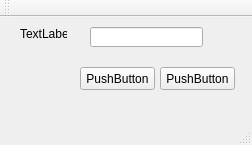
The window that Ealog/mainwindow.ui (janderkkotlarski/Qt_Guing) describes before a commit, drawn with Qt 5.
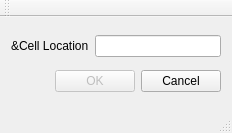
The same window after the commit.

Patch:
```diff
--- a/Ealog/mainwindow.ui
+++ b/Ealog/mainwindow.ui
@@ -6,63 +6,67 @@
    <rect>
     <x>0</x>
     <y>0</y>
-    <width>252</width>
-    <height>145</height>
+    <width>232</width>
+    <height>133</height>
    </rect>
   </property>
   <property name="windowTitle">
    <string>MainWindow</string>
   </property>
   <widget class="QWidget" name="centralWidget">
-   <widget class="QPushButton" name="pushButton">
-    <property name="geometry">
-     <rect>
-      <x>80</x>
-      <y>50</y>
-      <width>75</width>
-      <height>23</height>
-     </rect>
-    </property>
-    <property name="text">
-     <string>PushButton</string>
-    </property>
-   </widget>
-   <widget class="QPushButton" name="pushButton_2">
-    <property name="geometry">
-     <rect>
-      <x>160</x>
-      <y>50</y>
-      <width>75</width>
-      <height>23</height>
-     </rect>
-    </property>
-    <property name="text">
-     <string>PushButton</string>
-    </property>
-   </widget>
-   <widget class="QLabel" name="label">
-    <property name="geometry">
-     <rect>
-      <x>20</x>
-      <y>10</y>
-      <width>47</width>
-      <height>13</height>
-     </rect>
-    </property>
-    <property name="text">
-     <string>TextLabel</string>
-    </property>
-   </widget>
-   <widget class="QLineEdit" name="lineEdit">
-    <property name="geometry">
-     <rect>
-      <x>90</x>
-      <y>10</y>
-      <width>113</width>
-      <height>20</height>
-     </rect>
-    </property>
-   </widget>
+   <layout class="QVBoxLayout" name="verticalLayout_2">
+    <item>
+     <layout class="QHBoxLayout" name="horizontalLayout">
+      <item>
+       <widget class="QLabel" name="label">
+        <property name="text">
+         <string>&amp;Cell Location</string>
+        </property>
+       </widget>
+      </item>
+      <item>
+       <widget class="QLineEdit" name="lineEdit"/>
+      </item>
+     </layout>
+    </item>
+    <item>
+     <layout class="QHBoxLayout" name="horizontalLayout_2">
+      <item>
+       <spacer name="horizontalSpacer">
+        <property name="orientation">
+         <enum>Qt::Horizontal</enum>
+        </property>
+        <property name="sizeHint" stdset="0">
+         <size>
+          <width>40</width>
+          <height>20</height>
+         </size>
+        </property>
+       </spacer>
+      </item>
+      <item>
+       <widget class="QPushButton" name="okButton">
+        <property name="enabled">
+         <bool>false</bool>
+        </property>
+        <property name="text">
+         <string>OK</string>
+        </property>
+        <property name="default">
+         <bool>true</bool>
+        </property>
+       </widget>
+      </item>
+      <item>
+       <widget class="QPushButton" name="cancelButton">
+        <property name="text">
+         <string>Cancel</string>
+        </property>
+       </widget>
+      </item>
+     </layout>
+    </item>
+   </layout>
   </widget>
   <widget class="QMenuBar" name="menuBar">
    <property name="geometry">
```
Left out of the diff: 14 changed lines with no effect on the pictures.
